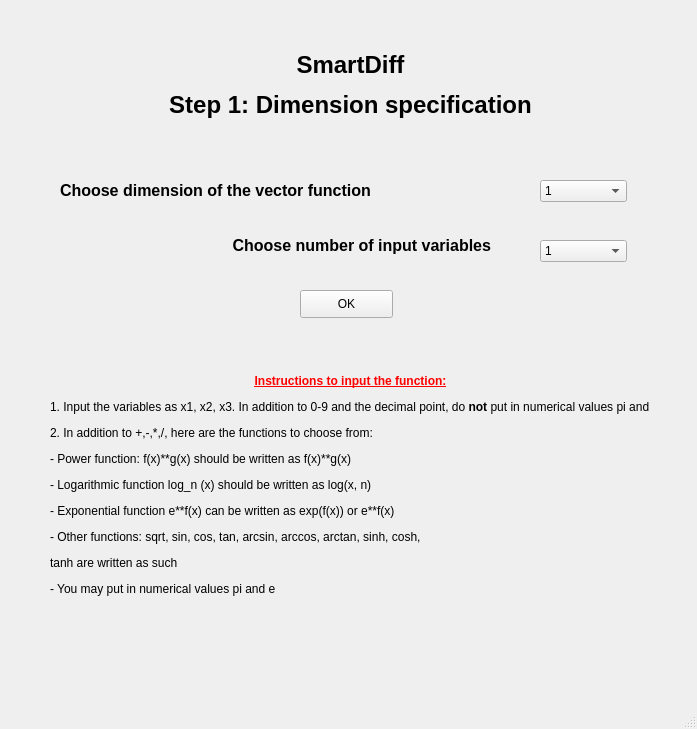
Old version of the form SmartDiff/GUI/step1.ui in the repository SmartDiff/cs107-FinalProject.
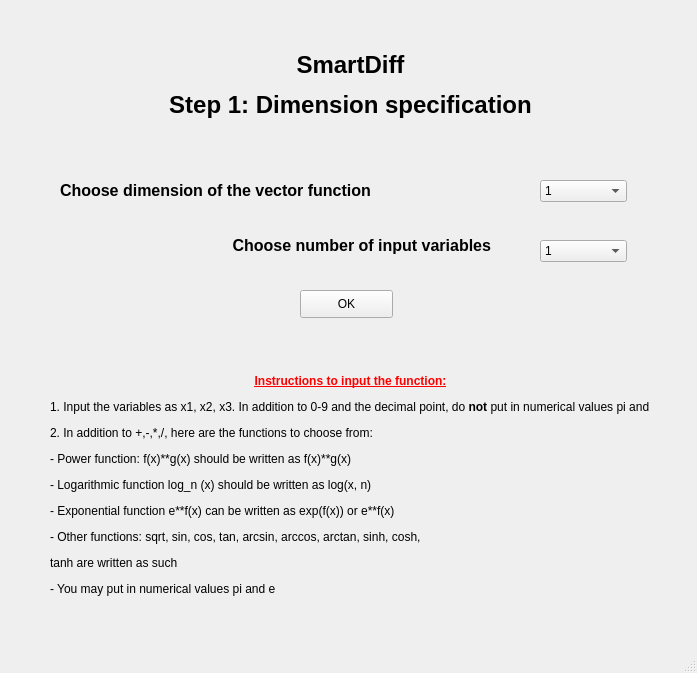
New version of the form.

Commit message: resized the window

```diff
--- a/SmartDiff/GUI/step1.ui
+++ b/SmartDiff/GUI/step1.ui
@@ -10,7 +10,7 @@
     <x>0</x>
     <y>0</y>
     <width>697</width>
-    <height>729</height>
+    <height>673</height>
    </rect>
   </property>
   <property name="windowTitle">
```
